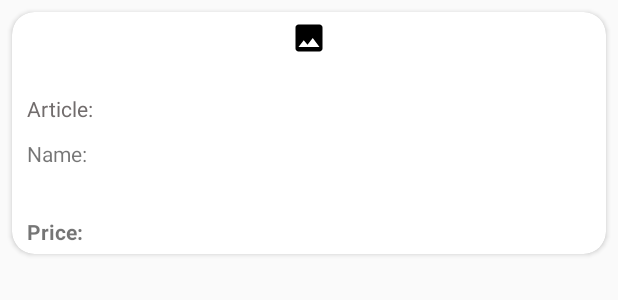
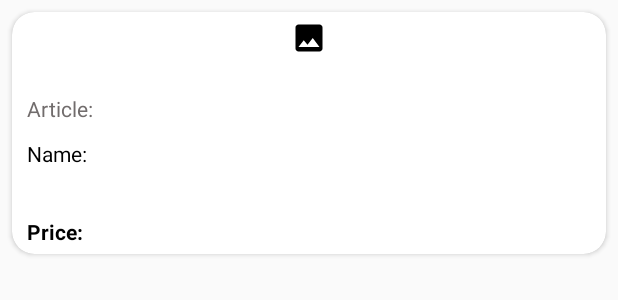
Before and after one commit to Sevo98/mobileTestApp, an Android app: the layout product_card.xml on its own in the app's theme, with its tools: preview values and no code run, on a phone screen of 412 x 824 dp. Shown: the top 300 px of the screen. Run offline under Robolectric (Android 15) with nearby library versions, the phone set to English and light mode, and no system bars; network calls fail.

Commit message:
Поменял параметры текста в product_card.xml, сделал отображение стандартного изображения при ошибке загрузки изображения по url

```diff
--- a/app/src/main/res/layout/product_card.xml
+++ b/app/src/main/res/layout/product_card.xml
@@ -63,6 +63,7 @@
             android:layout_marginBottom="5dp"
             android:text="Name: "
             android:textSize="14sp"
+            android:textColor="@color/black"
             app:layout_constraintBottom_toBottomOf="parent"
             app:layout_constraintEnd_toEndOf="parent"
             app:layout_constraintStart_toStartOf="parent"
@@ -81,6 +82,7 @@
             android:text="Price: "
             android:textSize="14sp"
             android:textStyle="bold"
+            android:textColor="@color/black"
             app:layout_constraintBottom_toBottomOf="parent"
             app:layout_constraintEnd_toEndOf="parent"
             app:layout_constraintHorizontal_bias="0.512"
```
Also changed, not shown: app/src/main/java/com/example/mobiletestapp/Adapter/ProductAdapter.java (+20 -11 lines).
